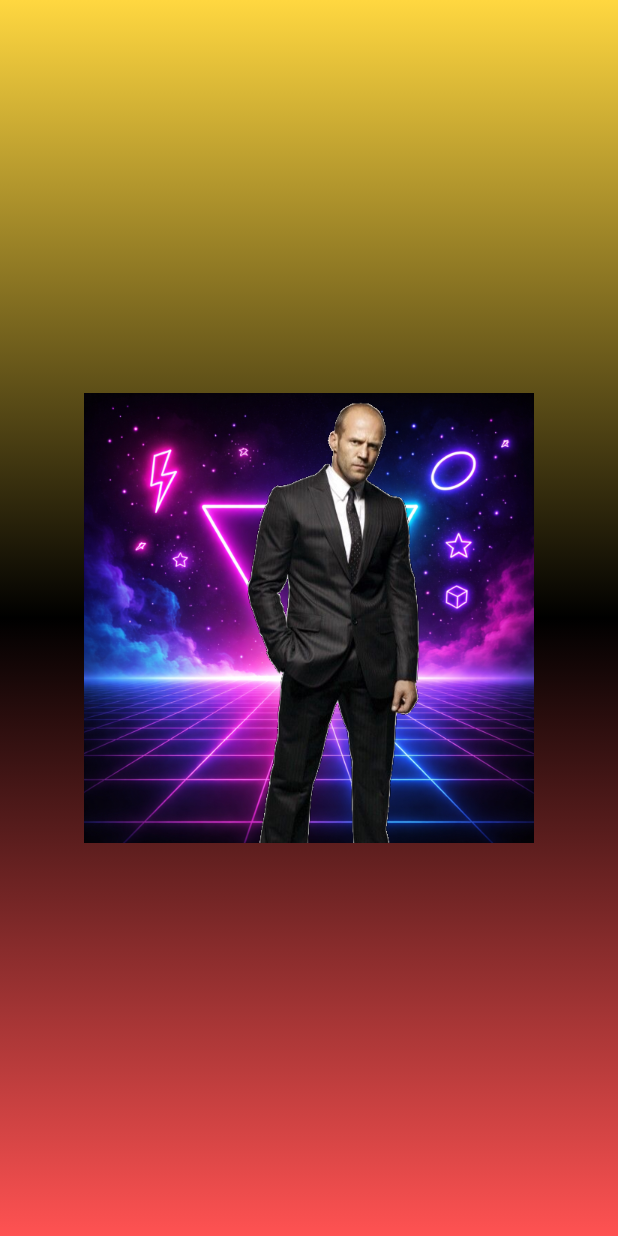
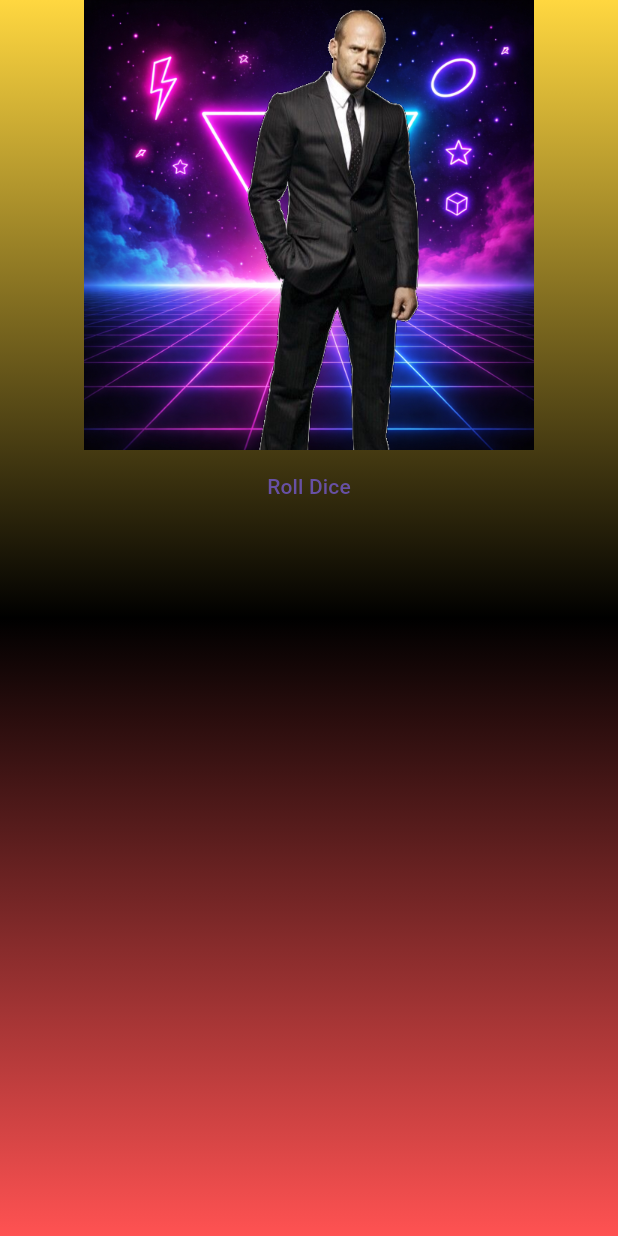
Before and after one commit to Anzhela2014/Flutter_Lab4, a Flutter app: the screen it shows after launch, on a phone screen of 412 x 824 dp. Run offline on Flutter 3.47's test engine with Material 3 defaults, Android fonts, the phone set to English and light mode, and no system bars.

Commit message:
Add Roll Dice button

```diff
--- a/lib/gradient_container.dart
+++ b/lib/gradient_container.dart
@@ -15,6 +15,8 @@ class GradientContainer extends StatelessWidget {
     super.key,
   });
 
+  void rollDice() {}
+
   @override
   Widget build(BuildContext context) {
     return Container(
@@ -26,9 +28,17 @@ class GradientContainer extends StatelessWidget {
         ),
       ),
       child: Center(
-        child: Image.asset(
-          'assets/images/dice-1.png',
-          width: 300,
+        child: Column(
+          children: [
+            Image.asset(
+              'assets/images/dice-1.png',
+              width: 300,
+            ),
+            TextButton(
+              onPressed: rollDice,
+              child: const Text("Roll Dice"),
+            ),
+          ],
         ),
       ),
     );
```
